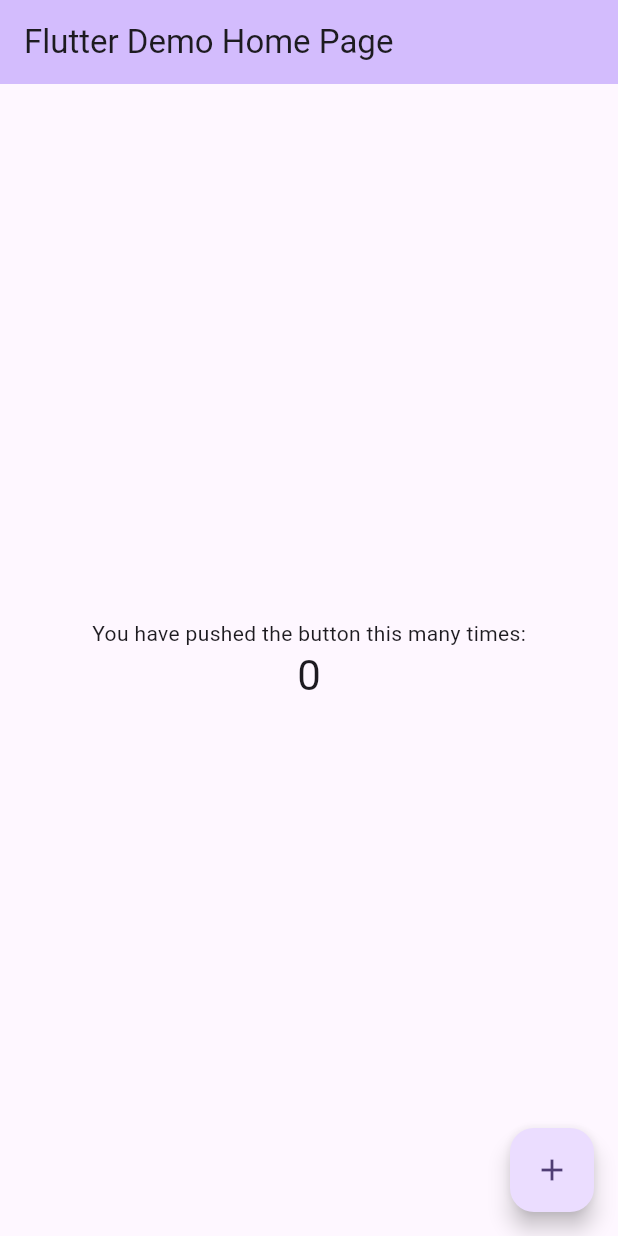
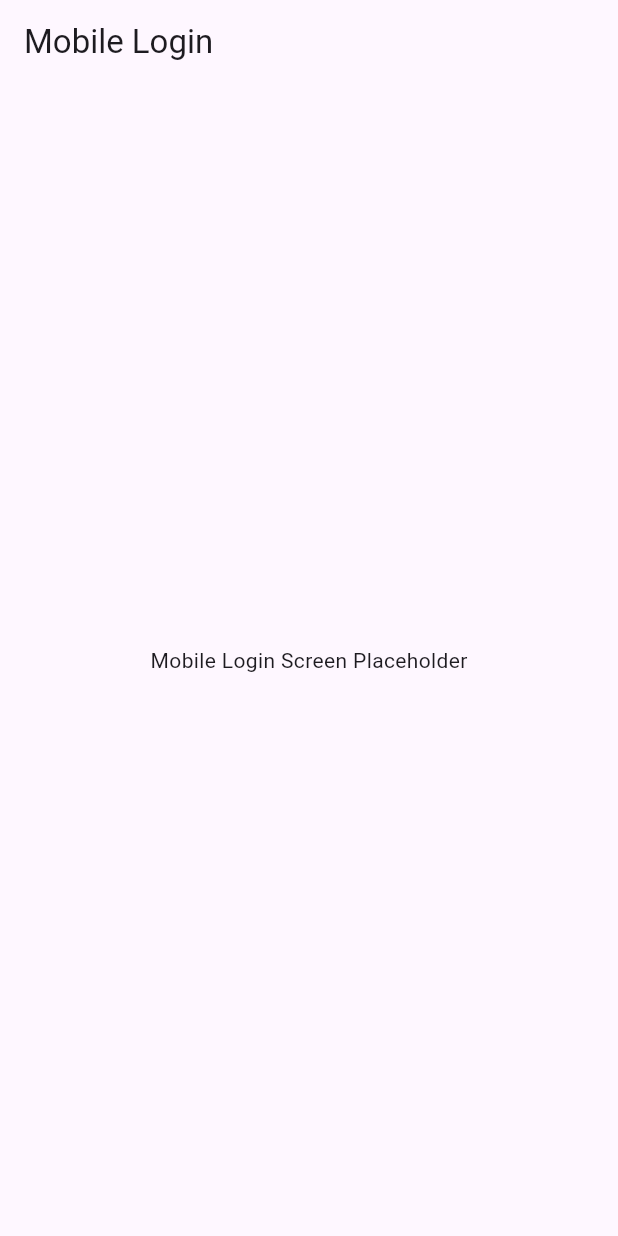
Before and after one commit to jjelleazarr/se2_tigersafe, a Flutter app: the screen it shows after launch, on a phone screen of 412 x 824 dp. Run offline on Flutter 3.47's test engine with Material 3 defaults, Android fonts, the phone set to English and light mode, and no system bars; our stand-ins replace firebase_core; accounts and stored records are empty.

Commit message:
Fixed routing based on device

```diff
--- a/lib/main.dart
+++ b/lib/main.dart
@@ -1,6 +1,10 @@
 import 'package:flutter/material.dart';
 import 'package:firebase_core/firebase_core.dart';
 import 'core/firebase_options.dart';
+import 'screens/mobile/login_screen.dart';
+import 'screens/web/login_screen.dart';
+import 'dart:io' show Platform;
+import 'package:flutter/foundation.dart' show kIsWeb;
 
 void main() async {
   WidgetsFlutterBinding.ensureInitialized();
@@ -10,65 +14,29 @@
 
   print("Firebase Initialized Successfully!");
 
-  runApp(const MyApp());
+
+  runApp(MyApp());
 }
 
-
 class MyApp extends StatelessWidget {
-  const MyApp({super.key});
-
   @override
   Widget build(BuildContext context) {
     return MaterialApp(
-      title: 'Flutter Demo',
+      debugShowCheckedModeBanner: false,
+      title: 'TigerSafe',
       theme: ThemeData(
         colorScheme: ColorScheme.fromSeed(seedColor: Colors.deepPurple),
         useMaterial3: true,
       ),
-      home: const MyHomePage(title: 'Flutter Demo Home Page'),
+      home: getInitialScreen(),
     );
   }
-}
 
-class MyHomePage extends StatefulWidget {
-  const MyHomePage({super.key, required this.title});
-
-  final String title;
-
-  @override
-  State<MyHomePage> createState() => _MyHomePageState();
-}
-
-class _MyHomePageState extends State<MyHomePage> {
-  int _counter = 0;
-
-  void _incrementCounter() {
-    setState(() {
-      _counter++;
-    });
-  }
-
-  @override
-  Widget build(BuildContext context) {
-    return Scaffold(
-      appBar: AppBar(
-        backgroundColor: Theme.of(context).colorScheme.inversePrimary,
-        title: Text(widget.title),
-      ),
-      body: Center(
-        child: Column(
-          mainAxisAlignment: MainAxisAlignment.center,
-          children: <Widget>[
-            const Text('You have pushed the button this many times:'),
-            Text('$_counter', style: Theme.of(context).textTheme.headlineMedium),
-          ],
-        ),
-      ),
-      floatingActionButton: FloatingActionButton(
-        onPressed: _incrementCounter,
-        tooltip: 'Increment',
-        child: const Icon(Icons.add),
-      ),
-    );
+  Widget getInitialScreen() {
+    if (kIsWeb) {
+      return const WebLoginScreen();
+    } else {
+      return const MobileLoginScreen();
+    }
   }
 }
--- /dev/null
+++ b/lib/screens/mobile/login_screen.dart
@@ -0,0 +1,13 @@
+import 'package:flutter/material.dart';
+
+class MobileLoginScreen extends StatelessWidget {
+  const MobileLoginScreen({super.key});
+
+  @override
+  Widget build(BuildContext context) {
+    return Scaffold(
+      appBar: AppBar(title: const Text('Mobile Login')),
+      body: const Center(child: Text('Mobile Login Screen Placeholder')),
+    );
+  }
+}
--- /dev/null
+++ b/lib/screens/web/login_screen.dart
@@ -0,0 +1,13 @@
+import 'package:flutter/material.dart';
+
+class WebLoginScreen extends StatelessWidget {
+  const WebLoginScreen({super.key});
+
+  @override
+  Widget build(BuildContext context) {
+    return Scaffold(
+      appBar: AppBar(title: const Text('Web Login')),
+      body: const Center(child: Text('Web Login Screen Placeholder')),
+    );
+  }
+}
```
Also changed, not shown: lib/screens/mobile/dashboard.dart (added), lib/screens/mobile/profile_screen.dart (added), lib/screens/web/dashboard.dart (added), lib/screens/web/incident_report.dart (added), 1 other file.
